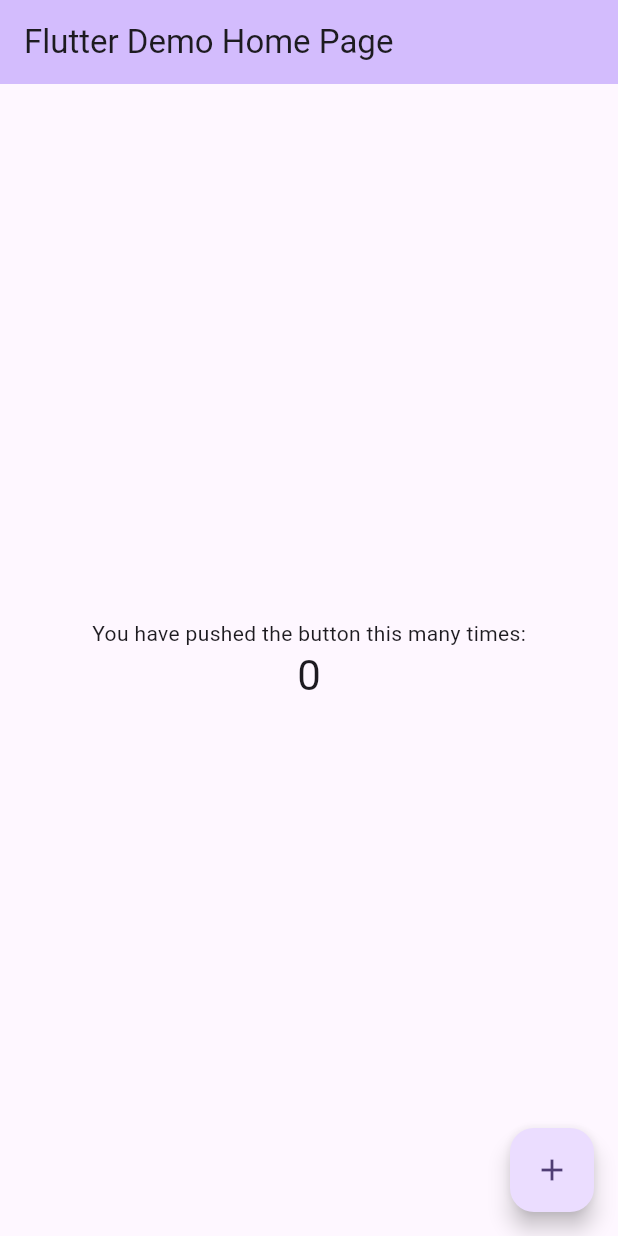
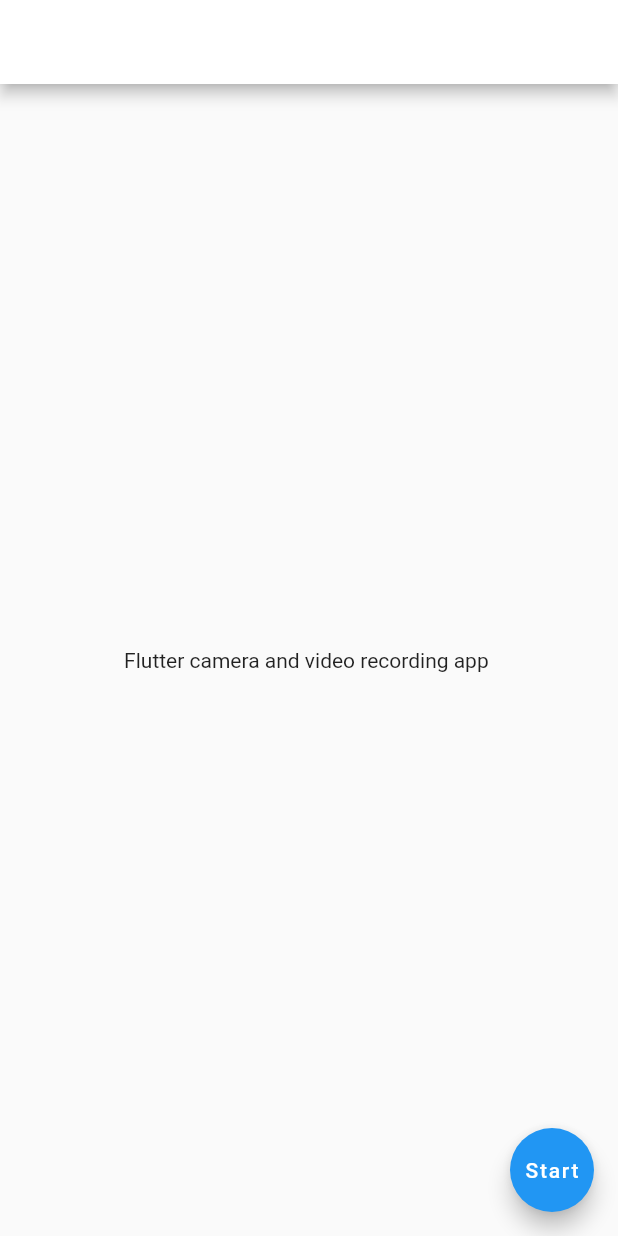
Before and after one commit to FavourTy/flutter_video_camera, a Flutter app: the screen it shows after launch, on a phone screen of 412 x 824 dp. Run offline on Flutter 3.47's test engine with Material 2 defaults, Android fonts, the light colour scheme and no system bars; missing offline and left inert: flutter_camera.

Commit message:
home_page and camera_page

```diff
--- a/lib/main.dart
+++ b/lib/main.dart
@@ -1,125 +1,9 @@
 import 'package:flutter/material.dart';
+import 'package:flutter_video_camera_app/screens/home_page.dart';
 
 void main() {
-  runApp(const MyApp());
+  runApp(const MaterialApp(
+    debugShowCheckedModeBanner: false,
+    home: MyHomePage(title: "Flutter video camera app"),
+  ));
 }
-
-class MyApp extends StatelessWidget {
-  const MyApp({super.key});
-
-  // This widget is the root of your application.
-  @override
-  Widget build(BuildContext context) {
-    return MaterialApp(
-      title: 'Flutter Demo',
-      theme: ThemeData(
-        // This is the theme of your application.
-        //
-        // TRY THIS: Try running your application with "flutter run". You'll see
-        // the application has a blue toolbar. Then, without quitting the app,
-        // try changing the seedColor in the colorScheme below to Colors.green
-        // and then invoke "hot reload" (save your changes or press the "hot
-        // reload" button in a Flutter-supported IDE, or press "r" if you used
-        // the command line to start the app).
-        //
-        // Notice that the counter didn't reset back to zero; the application
-        // state is not lost during the reload. To reset the state, use hot
-        // restart instead.
-        //
-        // This works for code too, not just values: Most code changes can be
-        // tested with just a hot reload.
-        colorScheme: ColorScheme.fromSeed(seedColor: Colors.deepPurple),
-        useMaterial3: true,
-      ),
-      home: const MyHomePage(title: 'Flutter Demo Home Page'),
-    );
-  }
-}
-
-class MyHomePage extends StatefulWidget {
-  const MyHomePage({super.key, required this.title});
-
-  // This widget is the home page of your application. It is stateful, meaning
-  // that it has a State object (defined below) that contains fields that affect
-  // how it looks.
-
-  // This class is the configuration for the state. It holds the values (in this
-  // case the title) provided by the parent (in this case the App widget) and
-  // used by the build method of the State. Fields in a Widget subclass are
-  // always marked "final".
-
-  final String title;
-
-  @override
-  State<MyHomePage> createState() => _MyHomePageState();
-}
-
-class _MyHomePageState extends State<MyHomePage> {
-  int _counter = 0;
-
-  void _incrementCounter() {
-    setState(() {
-      // This call to setState tells the Flutter framework that something has
-      // changed in this State, which causes it to rerun the build method below
-      // so that the display can reflect the updated values. If we changed
-      // _counter without calling setState(), then the build method would not be
-      // called again, and so nothing would appear to happen.
-      _counter++;
-    });
-  }
-
-  @override
-  Widget build(BuildContext context) {
-    // This method is rerun every time setState is called, for instance as done
-    // by the _incrementCounter method above.
-    //
-    // The Flutter framework has been optimized to make rerunning build methods
-    // fast, so that you can just rebuild anything that needs updating rather
-    // than having to individually change instances of widgets.
-    return Scaffold(
-      appBar: AppBar(
-        // TRY THIS: Try changing the color here to a specific color (to
-        // Colors.amber, perhaps?) and trigger a hot reload to see the AppBar
-        // change color while the other colors stay the same.
-        backgroundColor: Theme.of(context).colorScheme.inversePrimary,
-        // Here we take the value from the MyHomePage object that was created by
-        // the App.build method, and use it to set our appbar title.
-        title: Text(widget.title),
-      ),
-      body: Center(
-        // Center is a layout widget. It takes a single child and positions it
-        // in the middle of the parent.
-        child: Column(
-          // Column is also a layout widget. It takes a list of children and
-          // arranges them vertically. By default, it sizes itself to fit its
-          // children horizontally, and tries to be as tall as its parent.
-          //
-          // Column has various properties to control how it sizes itself and
-          // how it positions its children. Here we use mainAxisAlignment to
-          // center the children vertically; the main axis here is the vertical
-          // axis because Columns are vertical (the cross axis would be
-          // horizontal).
-          //
-          // TRY THIS: Invoke "debug painting" (choose the "Toggle Debug Paint"
-          // action in the IDE, or press "p" in the console), to see the
-          // wireframe for each widget.
-          mainAxisAlignment: MainAxisAlignment.center,
-          children: <Widget>[
-            const Text(
-              'You have pushed the button this many times:',
-            ),
-            Text(
-              '$_counter',
-              style: Theme.of(context).textTheme.headlineMedium,
-            ),
-          ],
-        ),
-      ),
-      floatingActionButton: FloatingActionButton(
-        onPressed: _incrementCounter,
-        tooltip: 'Increment',
-        child: const Icon(Icons.add),
-      ), // This trailing comma makes auto-formatting nicer for build methods.
-    );
-  }
-}
--- /dev/null
+++ b/lib/screens/home_page.dart
@@ -0,0 +1,41 @@
+import 'package:flutter/cupertino.dart';
+import 'package:flutter/material.dart';
+import 'package:flutter_video_camera_app/screens/camera_page.dart';
+
+class MyHomePage extends StatefulWidget {
+  const MyHomePage({super.key, required this.title});
+
+  final String title;
+
+  @override
+  State<MyHomePage> createState() => _MyHomePageState();
+}
+
+class _MyHomePageState extends State<MyHomePage> {
+  @override
+  Widget build(BuildContext context) {
+    return Scaffold(
+      appBar: AppBar(
+        backgroundColor: Theme.of(context).colorScheme.inversePrimary,
+        title: Text(widget.title),
+      ),
+      body: const Center(
+        child: Column(
+          mainAxisAlignment: MainAxisAlignment.center,
+          children: <Widget>[
+            Text(
+              'Flutter camera and video recording app ',
+            ),
+          ],
+        ),
+      ),
+      floatingActionButton: FloatingActionButton(
+          onPressed: () {
+            Navigator.push(context,
+                CupertinoPageRoute(builder: (context) => const CameraPage()));
+          },
+          child: const Text(
+              "Start")), // This trailing comma makes auto-formatting nicer for build methods.
+    );
+  }
+}
--- a/pubspec.yaml
+++ b/pubspec.yaml
@@ -35,6 +35,7 @@ dependencies:
   # The following adds the Cupertino Icons font to your application.
   # Use with the CupertinoIcons class for iOS style icons.
   cupertino_icons: ^1.0.2
+  flutter_camera: ^1.0.0
 
 dev_dependencies:
   flutter_test:
```
Also changed, not shown: lib/screens/camera_page.dart (added, +21 -0 lines), pubspec.lock, 1 other file.
